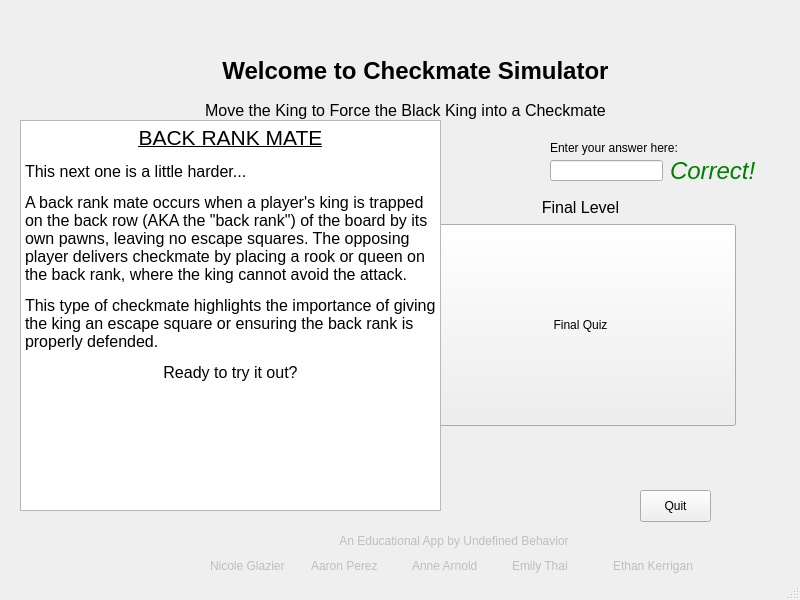
Qt form startmenu.ui (University-of-Utah-CS3505/a9-edu-app-f24-birdy117) before a commit.
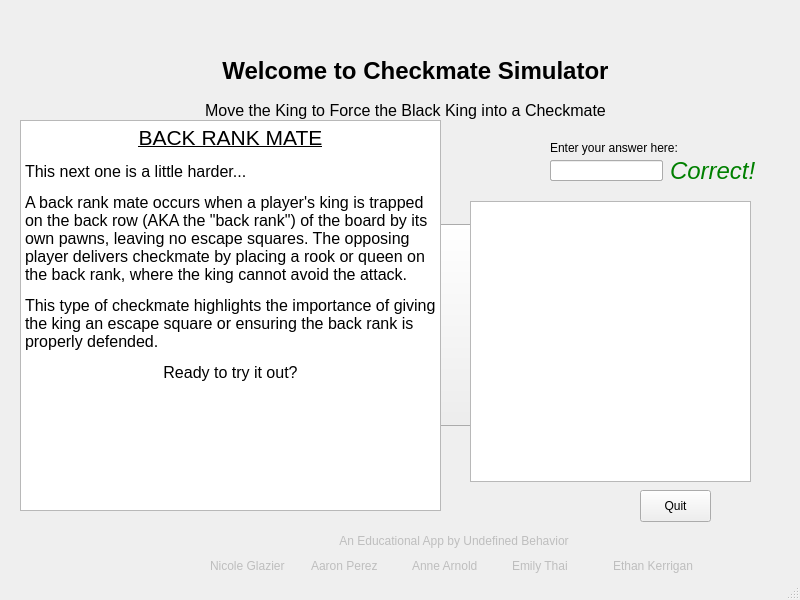
The same form after that commit. Icons and pictures are not drawn.

Patch:
```diff
--- a/startmenu.ui
+++ b/startmenu.ui
@@ -596,6 +596,32 @@
      <set>Qt::AlignmentFlag::AlignCenter</set>
     </property>
    </widget>
+   <widget class="QLineEdit" name="inputBackRank">
+    <property name="geometry">
+     <rect>
+      <x>550</x>
+      <y>160</y>
+      <width>113</width>
+      <height>21</height>
+     </rect>
+    </property>
+   </widget>
+   <widget class="QTextEdit" name="BackRankDesc">
+    <property name="geometry">
+     <rect>
+      <x>470</x>
+      <y>201</y>
+      <width>281</width>
+      <height>281</height>
+     </rect>
+    </property>
+    <property name="font">
+     <font>
+      <pointsize>13</pointsize>
+      <italic>false</italic>
+     </font>
+    </property>
+   </widget>
    <zorder>Title</zorder>
    <zorder>layoutWidget</zorder>
    <zorder>QuitButton</zorder>
@@ -610,6 +636,8 @@
    <zorder>BackRankText</zorder>
    <zorder>CorrectLabel</zorder>
    <zorder>directionsLabel</zorder>
+   <zorder>inputBackRank</zorder>
+   <zorder>BackRankDesc</zorder>
   </widget>
   <widget class="QStatusBar" name="statusbar"/>
  </widget>
```
